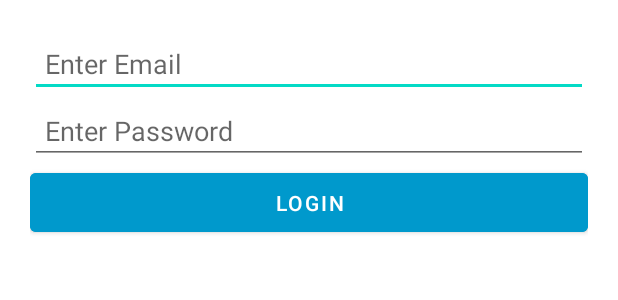
After one commit to Vandana-Saharan/ExpenseTrackerApp, an Android app built with Jetpack Compose: the layout activity_login.xml on its own in the app's theme, with its tools: preview values and no code run, on a phone screen of 412 x 824 dp. The commit adds this screen. Shown: the top 300 px of the screen. Run offline under Robolectric (Android 15) with nearby library versions, the phone set to English and light mode, and no system bars.

Commit message:
added login module and navigation

```diff
--- a/app/build.gradle.kts
+++ b/app/build.gradle.kts
@@ -64,4 +64,8 @@ dependencies {
     debugImplementation(libs.androidx.ui.test.manifest)
     implementation(platform("com.google.firebase:firebase-bom:33.10.0"))
     implementation("com.google.firebase:firebase-analytics")
+    implementation("com.google.firebase:firebase-auth-ktx")
+    implementation ("androidx.appcompat:appcompat:1.6.1")
+    implementation ("com.google.android.material:material:1.11.0")
+
 }
--- /dev/null
+++ b/app/src/main/res/layout/activity_login.xml
@@ -0,0 +1,36 @@
+<?xml version="1.0" encoding="utf-8"?>
+<LinearLayout xmlns:android="http://schemas.android.com/apk/res/android"
+    android:layout_width="match_parent"
+    android:layout_height="match_parent"
+    android:orientation="vertical"
+    android:padding="20dp">
+
+    <!-- Email Input -->
+    <EditText
+        android:id="@+id/etEmail"
+        android:layout_width="match_parent"
+        android:layout_height="wrap_content"
+        android:hint="Enter Email"
+        android:inputType="textEmailAddress"
+        android:padding="10dp" />
+
+    <!-- Password Input -->
+    <EditText
+        android:id="@+id/etPassword"
+        android:layout_width="match_parent"
+        android:layout_height="wrap_content"
+        android:hint="Enter Password"
+        android:inputType="textPassword"
+        android:padding="10dp" />
+
+    <!-- Login Button -->
+    <Button
+        android:id="@+id/btnLogin"
+        android:layout_width="match_parent"
+        android:layout_height="wrap_content"
+        android:text="Login"
+        android:backgroundTint="@android:color/holo_blue_dark"
+        android:textColor="@android:color/white"
+        android:padding="10dp" />
+
+</LinearLayout>
--- a/app/src/main/res/values/themes.xml
+++ b/app/src/main/res/values/themes.xml
@@ -1,5 +1,6 @@
 <?xml version="1.0" encoding="utf-8"?>
 <resources>
-
-    <style name="Theme.ExpenseTrackerApp" parent="android:Theme.Material.Light.NoActionBar" />
+    <style name="Theme.ExpenseTrackerApp" parent="Theme.MaterialComponents.Light.NoActionBar">
+        <!-- Customize your theme here -->
+    </style>
 </resources>
```
Also changed, not shown: app/src/main/AndroidManifest.xml (+11 -2 lines), app/src/main/java/com/example/expensetrackerapp/MainActivity.kt (+16 -28 lines), app/src/main/java/com/example/expensetrackerapp/loginActivity.kt (added, +11 -0 lines).
